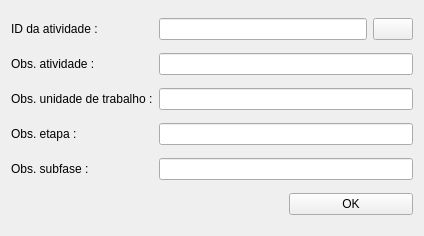
Before: the Qt Designer form SAP/Project/Views/fillComments.ui in dsgoficial/SAP_Gerente, drawn with Qt 5.
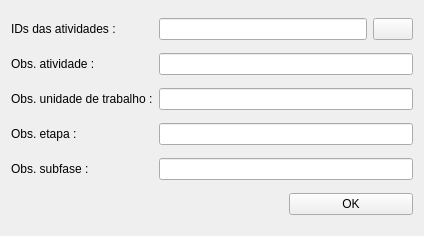
After: the same form once the commit is applied.

What changed in the file:
```diff
--- a/SAP/Project/Views/fillComments.ui
+++ b/SAP/Project/Views/fillComments.ui
@@ -17,7 +17,7 @@
    <item row="0" column="0">
     <widget class="QLabel" name="label">
      <property name="text">
-      <string>ID da atividade :</string>
+      <string>IDs das atividades :</string>
      </property>
     </widget>
    </item>
```
